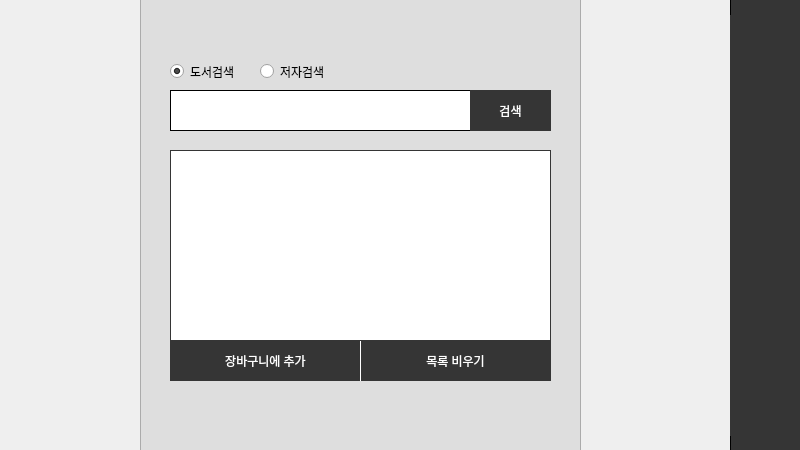
Old version of the form search.ui in the repository EUI-s-bookstore/bookstore.
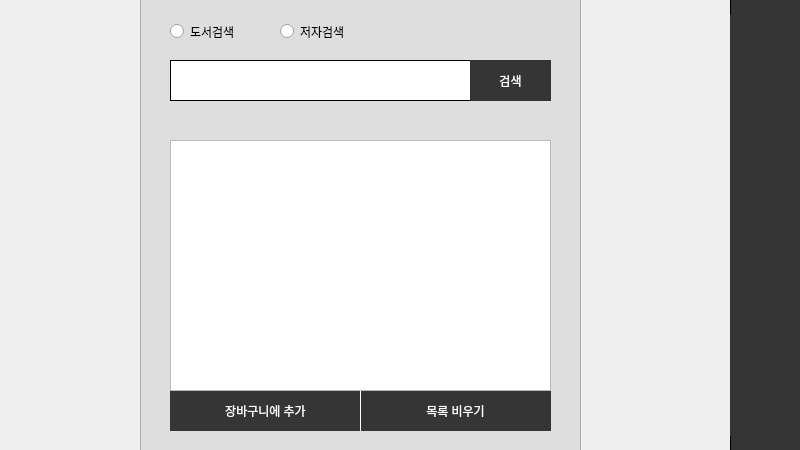
New version of the form. Icons and pictures are not drawn.

The edit to the form file:
```diff
--- a/search.ui
+++ b/search.ui
@@ -327,7 +327,7 @@
    <property name="geometry">
     <rect>
      <x>170</x>
-     <y>90</y>
+     <y>60</y>
      <width>381</width>
      <height>41</height>
     </rect>
@@ -347,7 +347,7 @@
    <property name="geometry">
     <rect>
      <x>470</x>
-     <y>90</y>
+     <y>60</y>
      <width>81</width>
      <height>41</height>
     </rect>
@@ -376,24 +376,11 @@
     <string>검색</string>
    </property>
   </widget>
-  <widget class="QTextBrowser" name="search_list">
-   <property name="geometry">
-    <rect>
-     <x>170</x>
-     <y>150</y>
-     <width>381</width>
-     <height>192</height>
-    </rect>
-   </property>
-   <property name="styleSheet">
-    <string notr="true">border:1px solid #353535;</string>
-   </property>
-  </widget>
   <widget class="QPushButton" name="search_add">
    <property name="geometry">
     <rect>
      <x>170</x>
-     <y>340</y>
+     <y>390</y>
      <width>191</width>
      <height>41</height>
     </rect>
@@ -436,10 +423,13 @@
    </property>
   </widget>
   <widget class="QPushButton" name="search_clear">
+   <property name="enabled">
+    <bool>true</bool>
+   </property>
    <property name="geometry">
     <rect>
      <x>360</x>
-     <y>340</y>
+     <y>390</y>
      <width>191</width>
      <height>41</height>
     </rect>
@@ -470,24 +460,11 @@
     <string>목록 비우기</string>
    </property>
   </widget>
-  <widget class="QRadioButton" name="writer_check">
-   <property name="geometry">
-    <rect>
-     <x>260</x>
-     <y>60</y>
-     <width>112</width>
-     <height>23</height>
-    </rect>
-   </property>
-   <property name="text">
-    <string>저자검색</string>
-   </property>
-  </widget>
   <widget class="QRadioButton" name="book_check">
    <property name="geometry">
     <rect>
      <x>170</x>
-     <y>60</y>
+     <y>20</y>
      <width>112</width>
      <height>23</height>
     </rect>
@@ -495,9 +472,38 @@
    <property name="text">
     <string>도서검색</string>
    </property>
-   <property name="checked">
+  </widget>
+  <widget class="QRadioButton" name="writer_check">
+   <property name="geometry">
+    <rect>
+     <x>280</x>
+     <y>20</y>
+     <width>112</width>
+     <height>23</height>
+    </rect>
+   </property>
+   <property name="text">
+    <string>저자검색</string>
+   </property>
+  </widget>
+  <widget class="QListWidget" name="search_list">
+   <property name="geometry">
+    <rect>
+     <x>170</x>
+     <y>140</y>
+     <width>381</width>
+     <height>251</height>
+    </rect>
+   </property>
+   <property name="dragEnabled">
+    <bool>false</bool>
+   </property>
+   <property name="alternatingRowColors">
     <bool>true</bool>
    </property>
+   <property name="selectionMode">
+    <enum>QAbstractItemView::MultiSelection</enum>
+   </property>
   </widget>
   <zorder>textBrowser_2</zorder>
   <zorder>textBrowser_3</zorder>
@@ -511,11 +517,11 @@
   <zorder>user_icon</zorder>
   <zorder>search_box</zorder>
   <zorder>search_Btn</zorder>
-  <zorder>search_list</zorder>
   <zorder>search_add</zorder>
   <zorder>search_clear</zorder>
-  <zorder>writer_check</zorder>
   <zorder>book_check</zorder>
+  <zorder>writer_check</zorder>
+  <zorder>search_list</zorder>
  </widget>
  <resources/>
  <connections/>
```
